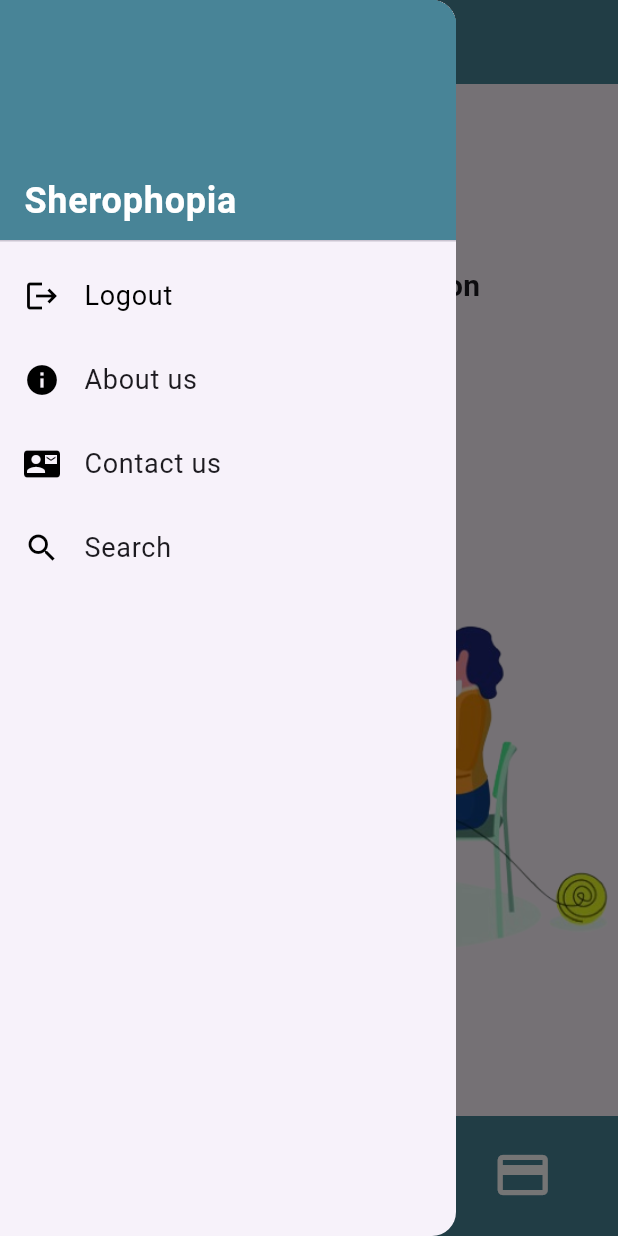
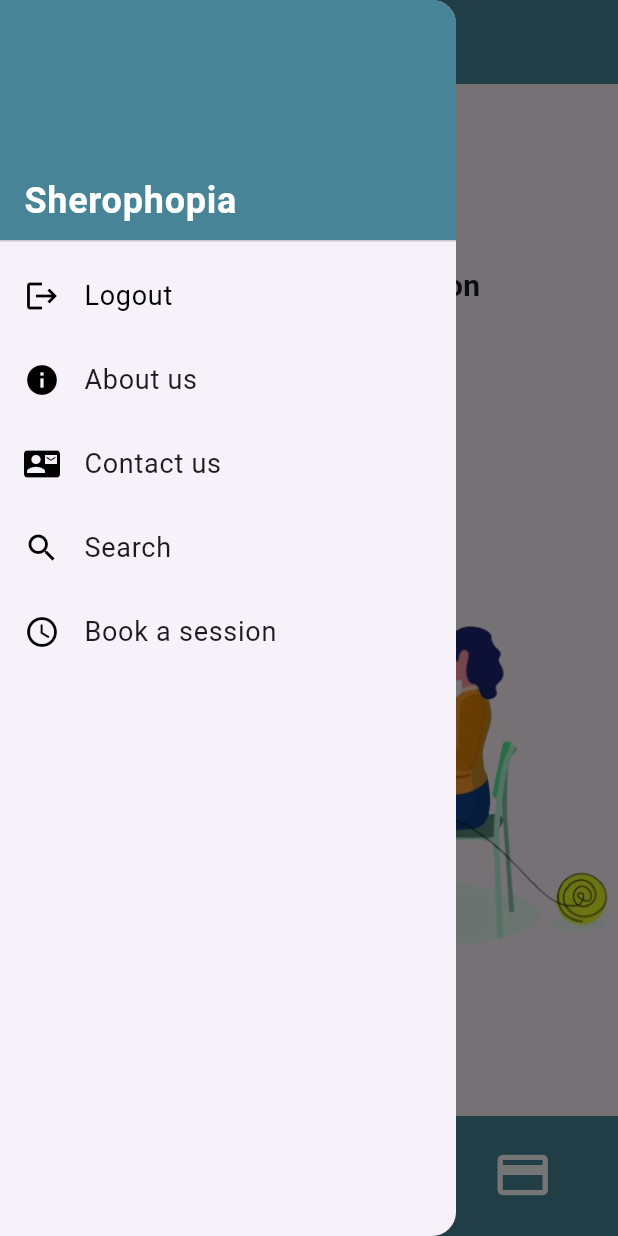
Before and after one commit to SalmHossam/Sherophopia, a Flutter app: the PatientHome screen opened by its route, item 2 of the bottom bar chosen, with the side drawer open, on a phone screen of 412 x 824 dp. Run offline on Flutter 3.47's test engine with Material 3 defaults, Android fonts, the phone set to English and light mode, and no system bars; our stand-ins replace cloud_firestore, file_picker, firebase_auth, firebase_core, firebase_crashlytics, firebase_storage and 11 more; missing offline and left inert: agora_rtc_engine, booking_calendar; accounts and stored records are empty; network calls fail.

Commit message:
Update patientHome.dart

```diff
--- a/lib/patientHome.dart
+++ b/lib/patientHome.dart
@@ -8,6 +8,9 @@ import 'package:sherophopia/Tabs/communityTab.dart';
 import 'package:sherophopia/Tabs/chatbotTab.dart';
 import 'package:sherophopia/Tabs/profileTab.dart';
 import 'package:sherophopia/introductionScreen.dart';
+import 'package:sherophopia/Tabs/book_appointments.dart';
+
+
 
 class PatientHome extends StatefulWidget {
   static const String routeName="HomeScreen";
@@ -97,6 +100,18 @@ class _PatientHomeState extends State<PatientHome> {
                 Navigator.pushNamed(context, SearchTab.routeName);
               },
             ),
+            ListTile(
+              leading: Icon(Icons.access_time, color: Colors.black),
+              title: Text('Book a session', style: TextStyle(fontSize: 18)),
+              selectedColor: Colors.black,
+              selected: _selectedIndex == 3,
+              onTap: () {
+                Navigator.push(
+                  context,
+                  MaterialPageRoute(builder: (context) => BookAppointments()),
+                );
+              },
+            ),
           ],
         ),
       ),
```
